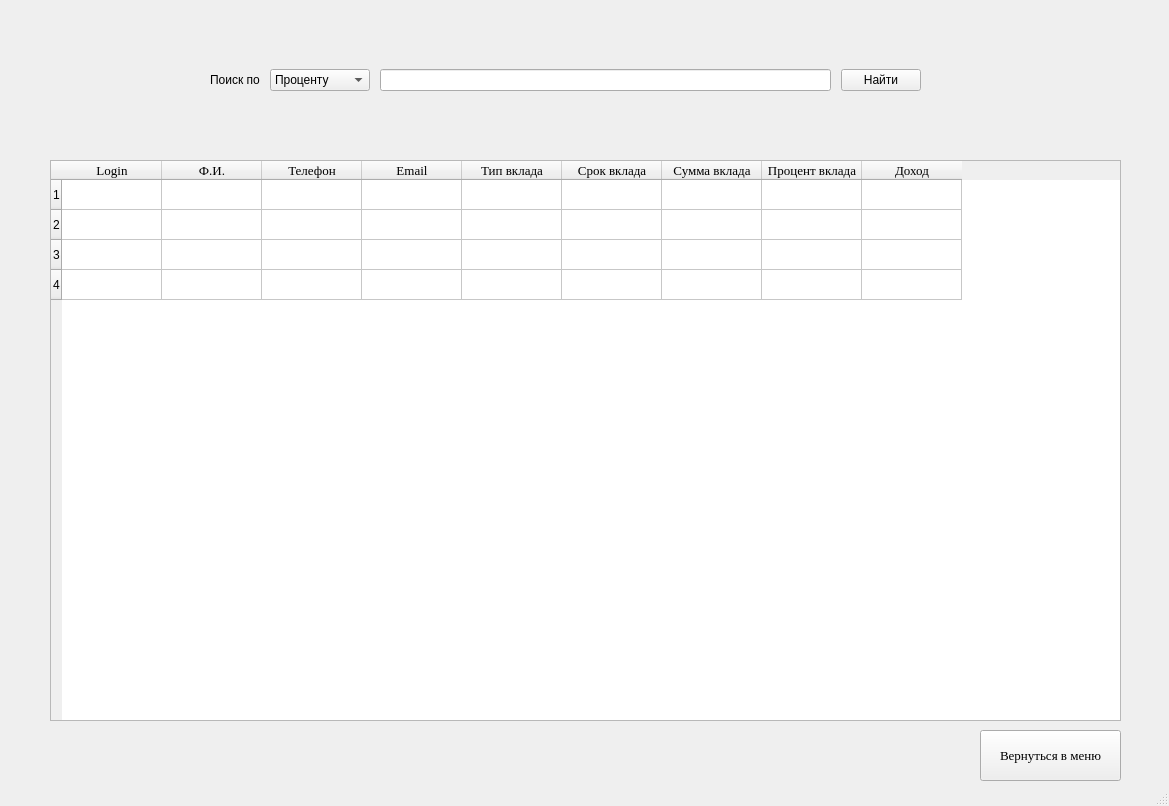
notprogamer3/PractiseProject, file Ui/Таблица.ui: the form before one commit.
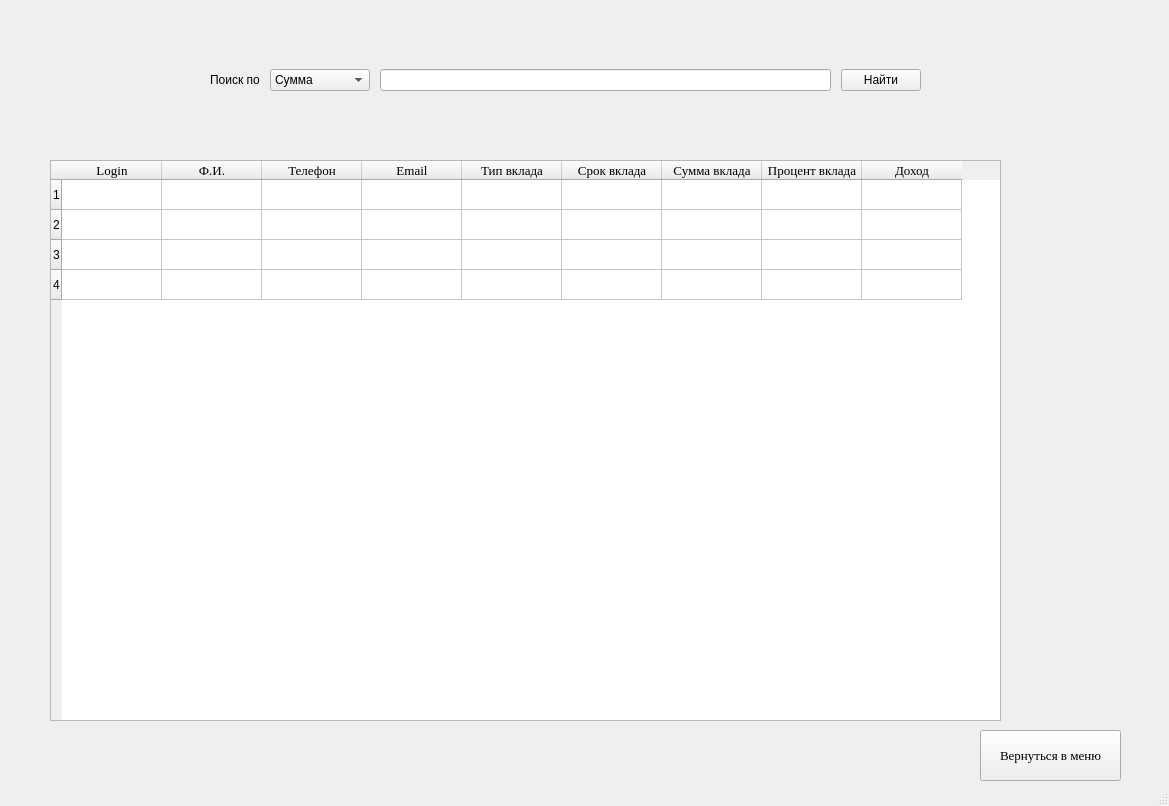
The form after the commit.

```diff
--- a/Ui/Таблица.ui
+++ b/Ui/Таблица.ui
@@ -25,13 +25,13 @@
      <rect>
       <x>50</x>
       <y>160</y>
-      <width>1071</width>
+      <width>951</width>
       <height>561</height>
      </rect>
     </property>
     <property name="minimumSize">
      <size>
-      <width>0</width>
+      <width>500</width>
       <height>561</height>
      </size>
     </property>
@@ -202,7 +202,7 @@
        </property>
        <item>
         <property name="text">
-         <string>Проценту</string>
+         <string>Сумма</string>
         </property>
        </item>
        <item>
```
